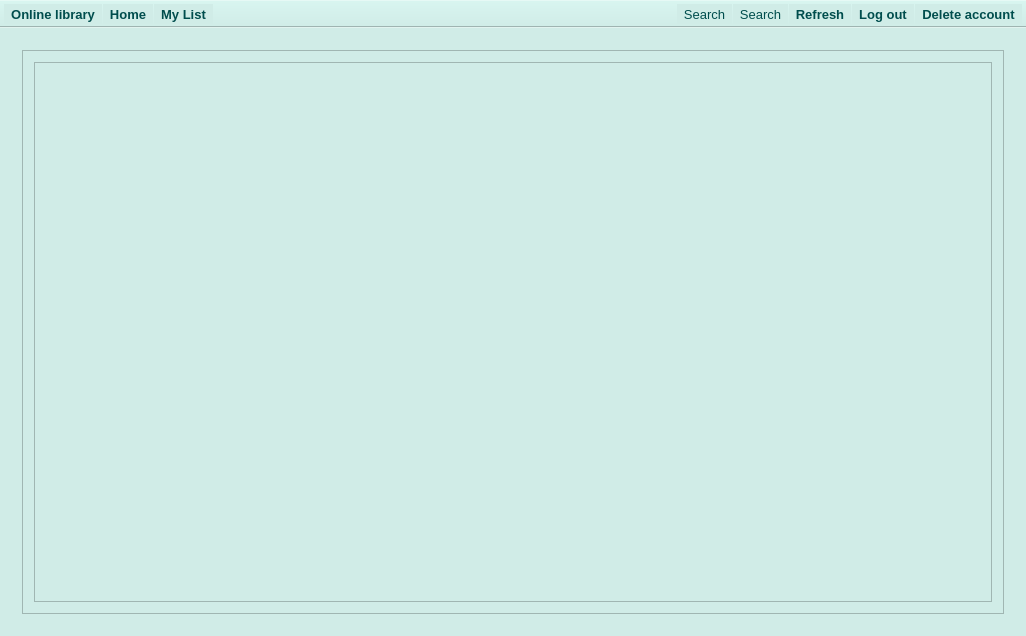
Before: the Qt Designer form OnLib/OnLib/MainWindow.ui in Andrew-Gh21/OnLib, drawn with Qt 5.
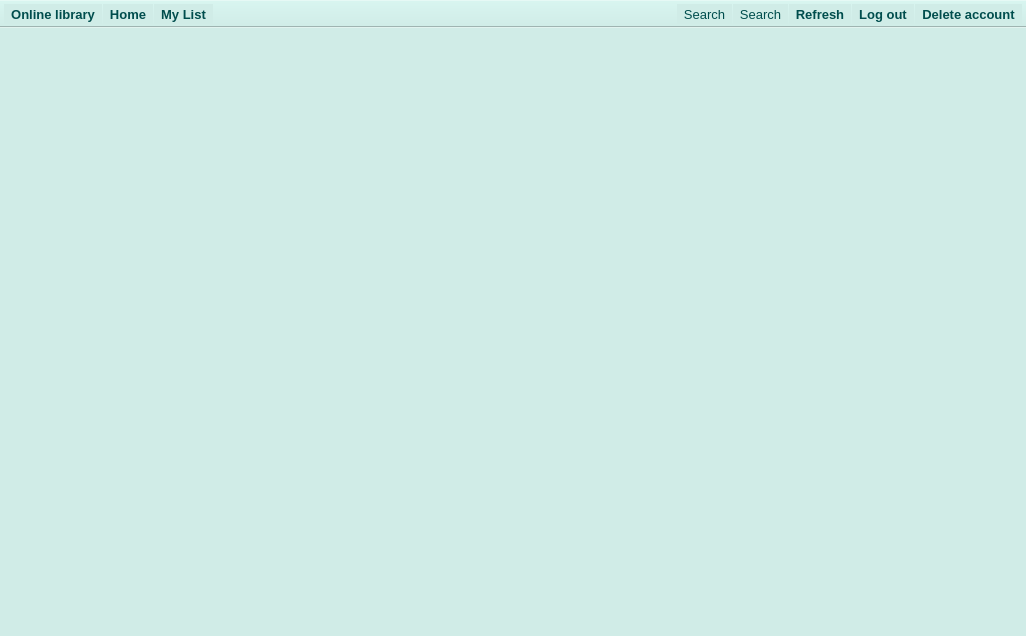
After: the same form once the commit is applied. The open tabs and pages were chosen to show the change. Icons and pictures are not drawn.

```diff
--- a/OnLib/OnLib/MainWindow.ui
+++ b/OnLib/OnLib/MainWindow.ui
@@ -203,6 +203,12 @@
        <layout class="QGridLayout" name="gridLayout_7">
         <item row="0" column="0">
          <widget class="QScrollArea" name="bookDetailsPageScrollArea">
+          <property name="frameShape">
+           <enum>QFrame::NoFrame</enum>
+          </property>
+          <property name="verticalScrollBarPolicy">
+           <enum>Qt::ScrollBarAlwaysOff</enum>
+          </property>
           <property name="widgetResizable">
            <bool>true</bool>
           </property>
@@ -211,13 +217,19 @@
             <rect>
              <x>0</x>
              <y>0</y>
-             <width>980</width>
-             <height>516</height>
+             <width>982</width>
+             <height>513</height>
             </rect>
            </property>
            <layout class="QGridLayout" name="gridLayout_11">
             <item row="0" column="0">
              <widget class="QScrollArea" name="bookDetailsScrollAreaa">
+              <property name="frameShape">
+               <enum>QFrame::NoFrame</enum>
+              </property>
+              <property name="verticalScrollBarPolicy">
+               <enum>Qt::ScrollBarAlwaysOff</enum>
+              </property>
               <property name="widgetResizable">
                <bool>true</bool>
               </property>
@@ -226,8 +238,8 @@
                 <rect>
                  <x>0</x>
                  <y>0</y>
-                 <width>956</width>
-                 <height>492</height>
+                 <width>960</width>
+                 <height>491</height>
                 </rect>
                </property>
                <layout class="QGridLayout" name="gridLayout_12">
```
Left out of the diff: 10 changed lines with no effect on the pictures.
